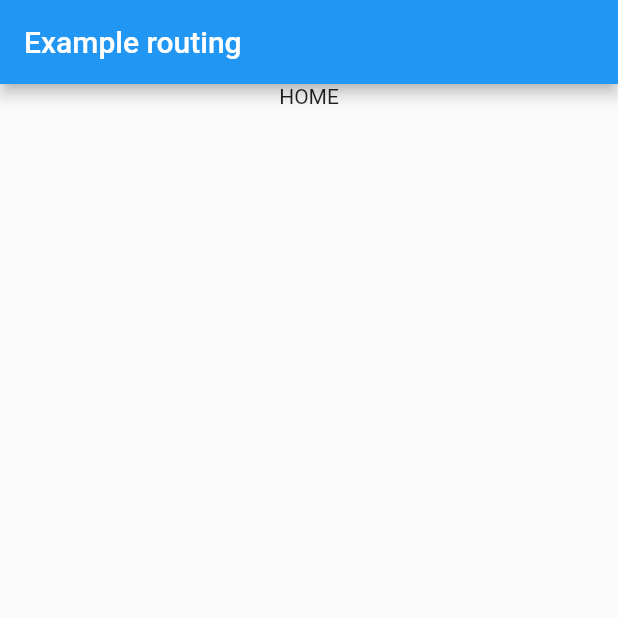
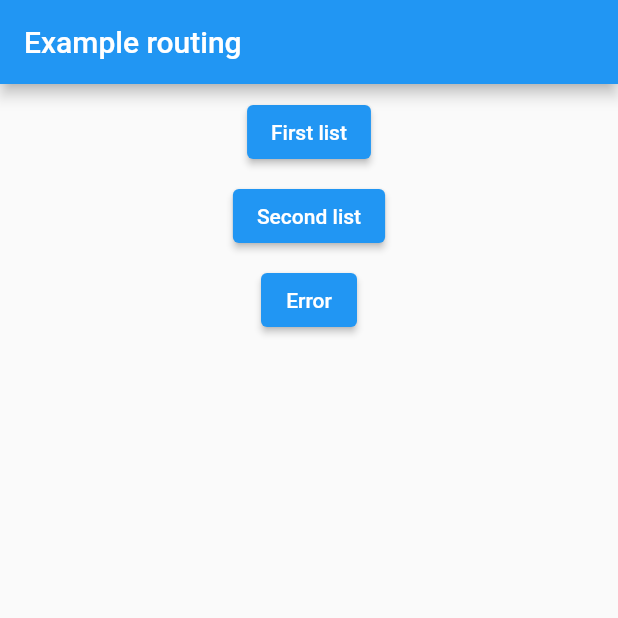
Before and after one commit to lucianoyamane/routing_example, a Flutter app: the screen it shows after launch, on a phone screen of 412 x 824 dp, the top half of it. Run offline on Flutter 3.47's test engine with Material 2 defaults, Android fonts, the phone set to English and light mode, and no system bars.

Commit message:
add ongenerateroute code

````diff
--- a/lib/routing/parsed_route.dart
+++ /dev/null
@@ -1,51 +0,0 @@
-// Copyright 2021, the Flutter project authors. Please see the AUTHORS file
-// for details. All rights reserved. Use of this source code is governed by a
-// BSD-style license that can be found in the LICENSE file.
-
-import 'package:collection/collection.dart';
-import 'package:flutter/cupertino.dart';
-
-import 'parser.dart';
-
-/// A route path that has been parsed by [TemplateRouteParser].
-class ParsedRoute {
-  /// The current path location without query parameters. (/book/123)
-  final String path;
-
-  /// The path template (/book/:id)
-  final String pathTemplate;
-
-  /// The path parameters ({id: 123})
-  final Map<String, String> parameters;
-
-  /// The query parameters ({search: abc})
-  final Map<String, String> queryParameters;
-
-  static const _mapEquality = MapEquality<String, String>();
-
-  ParsedRoute(
-      this.path, this.pathTemplate, this.parameters, this.queryParameters);
-
-  @override
-  bool operator ==(Object other) =>
-      other is ParsedRoute &&
-      other.pathTemplate == pathTemplate &&
-      other.path == path &&
-      _mapEquality.equals(parameters, other.parameters) &&
-      _mapEquality.equals(queryParameters, other.queryParameters);
-
-  @override
-  int get hashCode => hashValues(
-        path,
-        pathTemplate,
-        _mapEquality.hash(parameters),
-        _mapEquality.hash(queryParameters),
-      );
-
-  @override
-  String toString() => '<ParsedRoute '
-      'template: $pathTemplate '
-      'path: $path '
-      'parameters: $parameters '
-      'query parameters: $queryParameters>';
-}
--- a/lib/routing/parser.dart
+++ /dev/null
@@ -1,65 +0,0 @@
-// Copyright 2021, the Flutter project authors. Please see the AUTHORS file
-// for details. All rights reserved. Use of this source code is governed by a
-// BSD-style license that can be found in the LICENSE file.
-
-import 'package:flutter/widgets.dart';
-import 'package:path_to_regexp/path_to_regexp.dart';
-
-import 'parsed_route.dart';
-
-/// Used by [TemplateRouteParser] to guard access to routes.
-typedef RouteGuard<T> = Future<T> Function(T from);
-
-/// Parses the URI path into a [ParsedRoute].
-class TemplateRouteParser extends RouteInformationParser<ParsedRoute> {
-  final List<String> _pathTemplates;
-  final RouteGuard<ParsedRoute>? guard;
-  final ParsedRoute initialRoute;
-
-  TemplateRouteParser({
-    /// The list of allowed path templates (['/', '/users/:id'])
-    required List<String> allowedPaths,
-
-    /// The initial route
-    String initialRoute = '/',
-
-    ///  [RouteGuard] used to redirect.
-    this.guard,
-  })  : initialRoute = ParsedRoute(initialRoute, initialRoute, {}, {}),
-        _pathTemplates = [
-          ...allowedPaths,
-        ],
-        assert(allowedPaths.contains(initialRoute));
-
-  @override
-  Future<ParsedRoute> parseRouteInformation(
-    RouteInformation routeInformation,
-  ) async {
-    final path = routeInformation.location!;
-    final queryParams = Uri.parse(path).queryParameters;
-    var parsedRoute = initialRoute;
-
-    for (var pathTemplate in _pathTemplates) {
-      final parameters = <String>[];
-      var pathRegExp = pathToRegExp(pathTemplate, parameters: parameters);
-      if (pathRegExp.hasMatch(path)) {
-        final match = pathRegExp.matchAsPrefix(path);
-        if (match == null) continue;
-        final params = extract(parameters, match);
-        parsedRoute = ParsedRoute(path, pathTemplate, params, queryParams);
-      }
-    }
-
-    // Redirect if a guard is present
-    var guard = this.guard;
-    if (guard != null) {
-      return guard(parsedRoute);
-    }
-
-    return parsedRoute;
-  }
-
-  @override
-  RouteInformation restoreRouteInformation(ParsedRoute configuration) =>
-      RouteInformation(location: configuration.path);
-}
--- a/lib/routing/route_state.dart
+++ /dev/null
@@ -1,48 +0,0 @@
-// Copyright 2021, the Flutter project authors. Please see the AUTHORS file
-// for details. All rights reserved. Use of this source code is governed by a
-// BSD-style license that can be found in the LICENSE file.
-
-import 'package:flutter/widgets.dart';
-
-import 'parsed_route.dart';
-import 'parser.dart';
-
-/// The current route state. To change the current route, call obtain the state
-/// using `RouteStateScope.of(context)` and call `go()`:
-///
-/// ```
-/// RouteStateScope.of(context).go('/book/2');
-/// ```
-class RouteState extends ChangeNotifier {
-  final TemplateRouteParser _parser;
-  ParsedRoute _route;
-
-  RouteState(this._parser) : _route = _parser.initialRoute;
-
-  ParsedRoute get route => _route;
-
-  set route(ParsedRoute route) {
-    // Don't notify listeners if the path hasn't changed.
-    if (_route == route) return;
-
-    _route = route;
-    notifyListeners();
-  }
-
-  Future<void> go(String route) async {
-    this.route =
-        await _parser.parseRouteInformation(RouteInformation(location: route));
-  }
-}
-
-/// Provides the current [RouteState] to descendant widgets in the tree.
-class RouteStateScope extends InheritedNotifier<RouteState> {
-  const RouteStateScope({
-    required RouteState notifier,
-    required Widget child,
-    Key? key,
-  }) : super(key: key, notifier: notifier, child: child);
-
-  static RouteState of(BuildContext context) =>
-      context.dependOnInheritedWidgetOfExactType<RouteStateScope>()!.notifier!;
-}
--- a/lib/src/app.dart
+++ b/lib/src/app.dart
@@ -1,8 +1,5 @@
 import 'package:flutter/material.dart';
-import 'package:routing_example/routing/delegate.dart';
-import 'package:routing_example/routing/parser.dart';
-import 'package:routing_example/routing/route_state.dart';
-import 'package:routing_example/src/navigator.dart';
+import 'package:routing_example/src/route_generator.dart';
 
 class ExampleApp extends StatefulWidget {
 
@@ -14,49 +11,12 @@ class ExampleApp extends StatefulWidget {
 
 class _ExampleAppState extends State<ExampleApp> {
 
-  final _navigatorKey = GlobalKey<NavigatorState>();
-  late final RouteState _routeState;
-  late final TemplateRouteParser _routeParser;
-  late final SimpleRouterDelegate _routerDelegate;
-
-  @override
-  void initState() {
-    super.initState();
-    _routeParser = TemplateRouteParser(
-        allowedPaths: [
-          '/home',
-          '/simplepage',
-          '/parampage/:paramExample'
-        ],
-      initialRoute: '/home'
-    );
-
-    _routeState = RouteState(_routeParser);
-
-    _routerDelegate = SimpleRouterDelegate(
-      routeState: _routeState,
-      navigatorKey: _navigatorKey,
-      builder: (context) => ExampleNavigator(navigatorKey: _navigatorKey),
-    );
-
-
-  }
-
   @override
   Widget build(BuildContext context) {
-    return RouteStateScope(
-        notifier: _routeState,
-        child: MaterialApp.router(
-            routeInformationParser: _routeParser,
-            routerDelegate: _routerDelegate
-          )
+    return const MaterialApp(
+      initialRoute: '/',
+      onGenerateRoute: RouteGenerator.generateRoute,
     );
   }
 
-  @override
-  void dispose() {
-    super.dispose();
-    _routerDelegate.dispose();
-    _routeState.dispose();
-  }
 }
--- /dev/null
+++ b/lib/src/route_generator.dart
@@ -0,0 +1,32 @@
+import 'package:flutter/cupertino.dart';
+import 'package:flutter/material.dart';
+import 'package:routing_example/src/screens/error.dart';
+import 'package:routing_example/src/screens/first_list.dart';
+import 'package:routing_example/src/screens/home.dart';
+import 'package:routing_example/src/screens/second_list.dart';
+
+class RouteGenerator {
+  static Route<dynamic> generateRoute(RouteSettings settings) {
+    // Getting arguments passed in while calling Navigator.pushNamed
+    final args = settings.arguments;
+
+    switch (settings.name) {
+      case '/':
+        return MaterialPageRoute(builder: (_) => const HomeScreen());
+      case '/firstlist':
+        return MaterialPageRoute(
+          builder: (_) => const FirstListScreen(),
+        );
+      case '/secondlist':
+        return MaterialPageRoute(
+          builder: (_) => const SecondListScreen(),
+        );
+
+      default:
+      // If there is no such named route in the switch statement, e.g. /third
+        return MaterialPageRoute(
+          builder: (_) => const ErrorPage(),
+        );
+    }
+  }
+}
--- a/lib/src/screens/home.dart
+++ b/lib/src/screens/home.dart
@@ -9,12 +9,45 @@ class HomeScreen extends StatelessWidget {
       appBar: AppBar(
         title: const Text("Example routing"),
       ),
-      body: Column(
-        children: const <Widget>[
-          Center(child: Text("HOME"))
-
-        ],
-      )
+      body: Center(
+        child: Padding(
+          padding: const EdgeInsets.all(8.0),
+          child: Column(
+            children: <Widget>[
+              ElevatedButton(
+                onPressed: () {
+                  Navigator.pushNamed(context, '/firstlist');
+                },
+                child: const Text(
+                  'First list',
+                ),
+              ),
+              Padding(
+                padding: const EdgeInsets.only(top: 8.0),
+                child: ElevatedButton(
+                  onPressed: () {
+                    Navigator.pushNamed(context, '/secondlist');
+                  },
+                  child: const Text(
+                    'Second list',
+                  ),
+                ),
+              ),
+              Padding(
+                  padding: const EdgeInsets.only(top: 8.0),
+                  child: ElevatedButton(
+                    onPressed: () {
+                      Navigator.pushNamed(context, '/nonexist');
+                    },
+                    child: const Text(
+                      'Error',
+                    ),
+                  ),
+              )
+            ],
+          ),
+        ),
+      ),
     );
   }
 }
````
Also changed, not shown: lib/routing/delegate.dart (deleted, +0 -47 lines), lib/src/screens/error.dart (added, +18 -0 lines), lib/src/screens/first_details.dart (added, +23 -0 lines), lib/src/screens/first_list.dart (added, +31 -0 lines), lib/src/screens/second_list.dart (added, +31 -0 lines).
